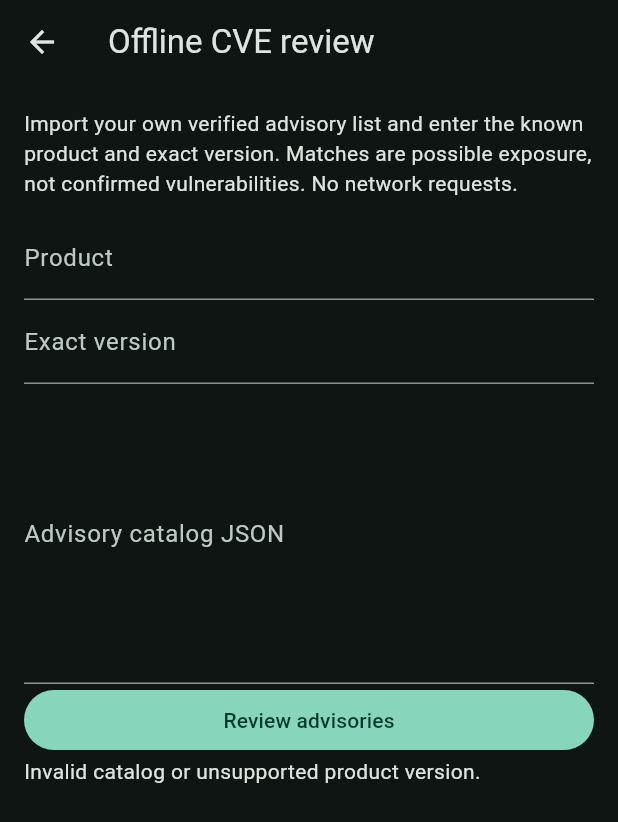
After one commit to Amindada021/OdinSecurity, a Flutter app: the AdvisoryReviewScreen screen opened directly, after a tap on "Review advisories", on a phone screen of 412 x 824 dp. The commit adds this screen. Shown: the top 822 px of the screen. Run offline on Flutter 3.47's test engine with Material 3 defaults, Android fonts, the phone set to English and light mode, and no system bars; our stand-ins replace file_picker, flutter_secure_storage, pdf, shared_preferences, webview_flutter; missing offline and left inert: flutter_appauth; accounts and stored records are empty.

Commit message:
feat: add local exact-version CVE advisory review (0.52.0)

```diff
--- /dev/null
+++ b/lib/advisory_review_screen.dart
@@ -0,0 +1,41 @@
+import 'package:flutter/material.dart';
+import 'core/advisory_review.dart';
+import 'localized.dart';
+
+class AdvisoryReviewScreen extends StatefulWidget {
+  const AdvisoryReviewScreen({super.key});
+  @override
+  State<AdvisoryReviewScreen> createState() => _AdvisoryReviewScreenState();
+}
+class _AdvisoryReviewScreenState extends State<AdvisoryReviewScreen> {
+  final catalog = TextEditingController(), product = TextEditingController(), version = TextEditingController();
+  List<AdvisoryMatch>? matches;
+  bool invalid = false;
+  @override
+  void dispose() { catalog.dispose(); product.dispose(); version.dispose(); super.dispose(); }
+  void review() {
+    try {
+      final result = AdvisoryCatalog.parse(catalog.text).match(product.text, version.text.trim());
+      setState(() { matches = result; invalid = false; });
+    } catch (_) { setState(() { matches = null; invalid = true; }); }
+  }
+  void reset(String _) => setState(() { matches = null; invalid = false; });
+  @override
+  Widget build(BuildContext context) => Scaffold(
+    appBar: AppBar(title: const LText('Offline CVE review')),
+    body: ListView(padding: const EdgeInsets.all(16), children: [
+      const LText('Import your own verified advisory list and enter the known product and exact version. Matches are possible exposure, not confirmed vulnerabilities. No network requests.'),
+      const SizedBox(height: 12),
+      TextField(controller: product, onChanged: reset, decoration: const InputDecoration(label: LText('Product'))),
+      TextField(controller: version, onChanged: reset, decoration: const InputDecoration(label: LText('Exact version'))),
+      TextField(controller: catalog, onChanged: reset, maxLines: 7, autocorrect: false, enableSuggestions: false,
+        decoration: const InputDecoration(label: LText('Advisory catalog JSON'), hintText: '[{"id":"CVE-2099-1234","product":"fixture","source":"https://example.test/advisory","affectedVersions":["1.2.0"]}]')),
+      FilledButton(onPressed: review, child: const LText('Review advisories')),
+      if (invalid) const LText('Invalid catalog or unsupported product version.'),
+      if (matches != null) ...[
+        if (matches!.isEmpty) const LText('No exact matches in this catalog. This does not establish safety.'),
+        for (final m in matches!) ListTile(title: SelectableText(m.id), subtitle: SelectableText(m.product + '\n' + m.source)),
+      ],
+    ]),
+  );
+}
--- /dev/null
+++ b/lib/core/advisory_review.dart
@@ -0,0 +1,46 @@
+import 'dart:convert';
+
+/// A local, user-supplied advisory association, not a vulnerability verdict.
+class AdvisoryMatch {
+  final String id, product, source;
+  final List<String> affectedVersions;
+  const AdvisoryMatch(this.id, this.product, this.source, this.affectedVersions);
+}
+
+class AdvisoryCatalog {
+  final List<AdvisoryMatch> entries;
+  const AdvisoryCatalog._(this.entries);
+  static final _version = RegExp(r'^[0-9]+(?:\.[0-9]+){0,3}$');
+  static bool supportedVersion(String value) => value.length <= 40 && _version.hasMatch(value);
+  static String _product(String value) => value.trim().toLowerCase();
+
+  factory AdvisoryCatalog.parse(String json) {
+    if (json.length > 1024 * 1024) throw const FormatException('Catalog too large.');
+    final decoded = jsonDecode(json);
+    if (decoded is! List || decoded.length > 500) throw const FormatException('Invalid catalog.');
+    final result = <AdvisoryMatch>[];
+    for (final row in decoded) {
+      if (row is! Map<String, dynamic>) throw const FormatException('Invalid advisory.');
+      final id = row['id'], product = row['product'], source = row['source'], affected = row['affectedVersions'];
+      if (id is! String || !RegExp(r'^CVE-[0-9]{4}-[0-9]{4,}$').hasMatch(id) || id.length > 32 ||
+          product is! String || product.trim().isEmpty || product.length > 120 ||
+          source is! String || source.length > 1024 || affected is! List || affected.isEmpty || affected.length > 200) {
+        throw const FormatException('Invalid advisory.');
+      }
+      final uri = Uri.tryParse(source);
+      if (uri == null || uri.scheme != 'https' || uri.host.isEmpty || uri.userInfo.isNotEmpty ||
+          uri.hasQuery || uri.hasFragment) throw const FormatException('Invalid source.');
+      if (affected.any((v) => v is! String || !supportedVersion(v))) throw const FormatException('Unsupported version.');
+      result.add(AdvisoryMatch(id, product.trim(), source, List<String>.unmodifiable(affected.cast<String>())));
+    }
+    return AdvisoryCatalog._(List.unmodifiable(result));
+  }
+
+  List<AdvisoryMatch> match(String product, String version) {
+    if (product.trim().isEmpty || !supportedVersion(version)) throw const FormatException('Enter a known product and numeric version.');
+    // Literal matching intentionally avoids guessing version equivalence, prereleases
+    // and distribution-specific backports.
+    return List.unmodifiable(entries.where((a) =>
+        _product(a.product) == _product(product) && a.affectedVersions.contains(version)));
+  }
+}
--- a/lib/localized.dart
+++ b/lib/localized.dart
@@ -19,6 +19,14 @@ String uiNumber(BuildContext context, int value) {
 }
 
 const persianText = <String, String>{
+  'Offline CVE review': 'بررسی آفلاین CVE',
+  'Import your own verified advisory list and enter the known product and exact version. Matches are possible exposure, not confirmed vulnerabilities. No network requests.': 'فهرست تأییدشده خود و نام محصول و نسخه دقیق را وارد کنید. تطبیق به معنی احتمال آسیب‌پذیری است، نه تأیید قطعی. بدون درخواست شبکه.',
+  'Exact version': 'نسخه دقیق',
+  'Advisory catalog JSON': 'فهرست هشدارها (JSON)',
+  'Review advisories': 'بررسی هشدارها',
+  'Invalid catalog or unsupported product version.': 'فهرست نامعتبر یا نسخه محصول پشتیبانی نمی‌شود.',
+  'No exact matches in this catalog. This does not establish safety.': 'در این فهرست تطبیق دقیقی یافت نشد؛ این نتیجه امنیت را تضمین نمی‌کند.',
+  'Product': 'محصول',
   'Adjacent duplicates': 'نمونه‌های تکراری متوالی',
   'Adjacent character difference': 'اختلاف نویسه‌های متوالی',
   'Hex one-bit proportion': 'نسبت بیت یک در نمونه هگز',
--- a/lib/main.dart
+++ b/lib/main.dart
@@ -199,7 +199,7 @@ class _ProjectScreenState extends State<ProjectScreen> {
             CheckedPopupMenuItem(value: 'dark', checked: widget.preferences.theme == 'dark', child: const LText('Dark theme')),
             CheckedPopupMenuItem(value: 'system', checked: widget.preferences.theme == 'system', child: const LText('System theme')),
           ],
-        ), IconButton(tooltip: tr(context, 'About Odin Security'), icon: const Icon(Icons.info_outline), onPressed: () => showAboutDialog(context: context, applicationName: 'Odin Security', applicationVersion: '0.51.0+51', applicationIcon: const OdinLogo(size: 48))), IconButton(tooltip: tr(context, 'Offline utilities'), icon: const Icon(Icons.build_outlined), onPressed: () => Navigator.of(context).push(MaterialPageRoute(builder: (_) => const OfflineToolsScreen())))]),
+        ), IconButton(tooltip: tr(context, 'About Odin Security'), icon: const Icon(Icons.info_outline), onPressed: () => showAboutDialog(context: context, applicationName: 'Odin Security', applicationVersion: '0.52.0+52', applicationIcon: const OdinLogo(size: 48))), IconButton(tooltip: tr(context, 'Offline utilities'), icon: const Icon(Icons.build_outlined), onPressed: () => Navigator.of(context).push(MaterialPageRoute(builder: (_) => const OfflineToolsScreen())))]),
         floatingActionButton: FloatingActionButton.extended(onPressed: loading || saving || loadError != null ? null : addProject, icon: const Icon(Icons.add), label: const LText('New project')),
         body: loading ? const Center(child: CircularProgressIndicator()) : loadError != null ? Center(child: TextButton(onPressed: loadProjects, child: LText(loadError!))) : projects.isEmpty
             ? const Center(child: Padding(padding: EdgeInsets.all(24), child: LText('Create a project to assess an authorized website.')))
--- a/lib/tools_screen.dart
+++ b/lib/tools_screen.dart
@@ -1,6 +1,7 @@
 import 'package:flutter/material.dart';
 import 'localized.dart';
 import 'data_analysis_screen.dart';
+import 'advisory_review_screen.dart';
 import 'graphql_inventory_screen.dart';
 import 'core/openapi_inventory.dart';
 import 'core/offline_tools.dart';
@@ -92,6 +93,7 @@ class _OfflineToolsScreenState extends State<OfflineToolsScreen> {
   Widget build(BuildContext context) => Scaffold(
     appBar: AppBar(title: const LText('Offline utilities')),
     body: ListView(padding: const EdgeInsets.all(16), children: [
+      OutlinedButton.icon(onPressed: () => Navigator.of(context).push(MaterialPageRoute(builder: (_) => const AdvisoryReviewScreen())), icon: const Icon(Icons.security), label: const LText('Offline CVE review')),
       OutlinedButton.icon(onPressed: () => Navigator.of(context).push(MaterialPageRoute(builder: (_) => const GraphQlInventoryScreen())), icon: const Icon(Icons.account_tree_outlined), label: const LText('GraphQL inventory')),
       OutlinedButton.icon(onPressed: () => Navigator.of(context).push(MaterialPageRoute(builder: (_) => const ComparerScreen())), icon: const Icon(Icons.compare_arrows), label: const LText('Message comparer')),
       OutlinedButton.icon(onPressed: () => Navigator.of(context).push(MaterialPageRoute(builder: (_) => const TokenSamplesScreen())), icon: const Icon(Icons.analytics_outlined), label: const LText('Token sample analysis')),
--- a/pubspec.yaml
+++ b/pubspec.yaml
@@ -1,7 +1,7 @@
 name: odin_security
 description: Android-first project-based web security assessment.
 publish_to: none
-version: 0.51.0+51
+version: 0.52.0+52
 environment:
   sdk: ">=3.10.0 <4.0.0"
 dependencies:
```
Also changed, not shown: 4 other files.
